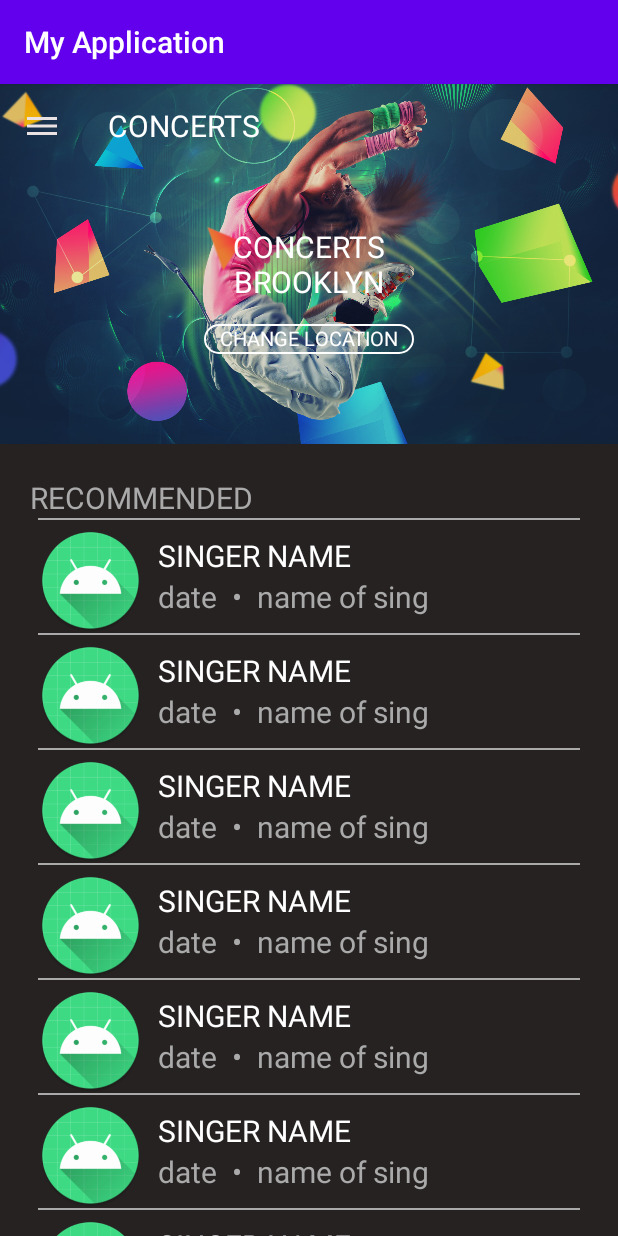
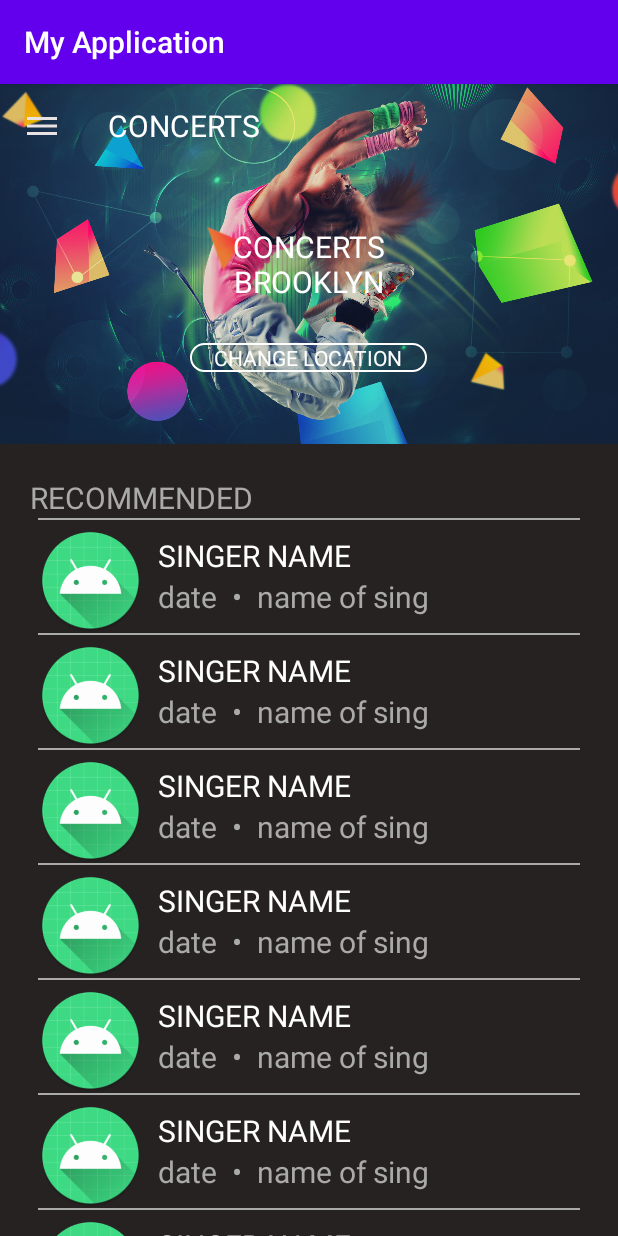
Before and after one commit to Mrsananabos/AndroidLessons, an Android app: the screen it shows after launch (MainActivity), on a phone screen of 412 x 824 dp. Run offline under Robolectric (Android 15) with nearby library versions, the phone set to English and light mode, and no system bars.

Commit message:
set text padding to set distance to background rectangle with rounded corners

```diff
--- a/app/src/main/res/drawable/rectangle_background.xml
+++ b/app/src/main/res/drawable/rectangle_background.xml
@@ -1,17 +1,12 @@
 <?xml version="1.0" encoding="utf-8"?>
 <shape xmlns:android="http://schemas.android.com/apk/res/android"
-       android:shape="rectangle">
+    android:shape="rectangle">
 
     <!-- fill/color -->
-    <stroke android:color="@android:color/white"
-            android:width="1dp"/>
-
-    <!-- Control the width and height of the shape -->
-    <size
-            android:width="140dp"
-            android:height="20dp"/>
+    <stroke
+        android:width="1dp"
+        android:color="@android:color/white" />
 
     <!-- Control the radius of each corners -->
-    <corners
-            android:radius="30dp"/>
+    <corners android:radius="30dp" />
 </shape>
--- a/app/src/main/res/layout/activity_main.xml
+++ b/app/src/main/res/layout/activity_main.xml
@@ -33,7 +33,7 @@
 
         <TextView
             android:layout_width="190dp"
-            android:layout_height="match_parent"
+            android:layout_height="wrap_content"
             android:layout_gravity="center"
             android:gravity="center"
             android:text="@string/name_concert"
@@ -43,13 +43,16 @@
         <TextView
             android:layout_width="wrap_content"
             android:layout_height="wrap_content"
-            android:layout_gravity="center_horizontal"
-            android:layout_marginTop="160dp"
+            android:layout_gravity="center_horizontal|bottom"
+            android:layout_marginBottom="48dp"
             android:background="@drawable/rectangle_background"
-            android:gravity="center_horizontal"
+            android:gravity="center"
             android:text="@string/change_location"
             android:textColor="@android:color/white"
-            android:textSize="13sp" />
+            android:paddingStart="16dp"
+            android:paddingEnd="16dp"
+            android:textSize="14sp" />
+
     </FrameLayout>
 
     <TextView
```
